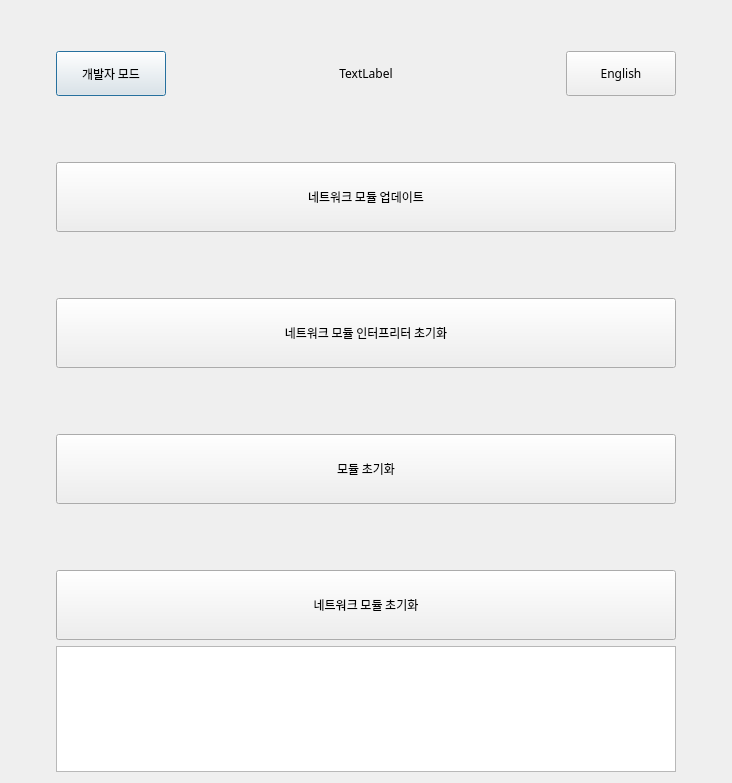
LUXROBO/modi-firmware-updater, file modi_firmware_updater/assets/updater.ui: the form before one commit.
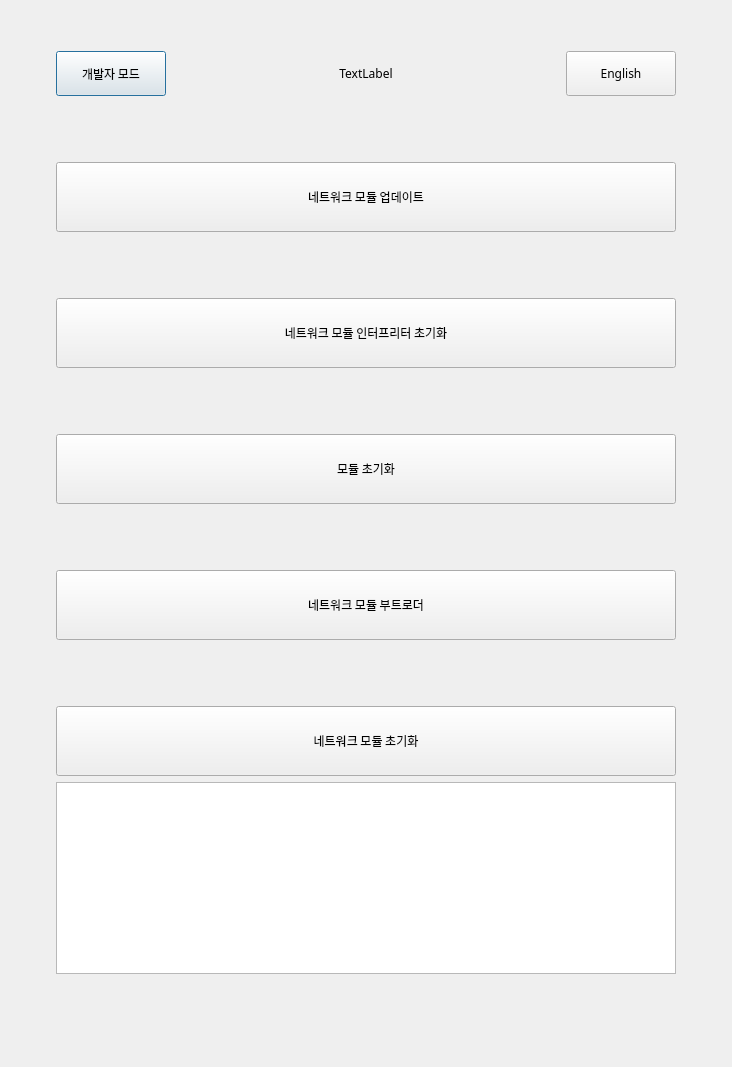
The form after the commit.

Commit message: 네트워크 모듈 부트로더 진입 분리

Diff of the .ui file:
```diff
--- a/modi_firmware_updater/assets/updater.ui
+++ b/modi_firmware_updater/assets/updater.ui
@@ -7,7 +7,7 @@
     <x>0</x>
     <y>0</y>
     <width>732</width>
-    <height>783</height>
+    <height>1067</height>
    </rect>
   </property>
   <property name="sizePolicy">
@@ -411,6 +411,65 @@
        </property>
       </spacer>
      </item>
+     <item>
+      <widget class="QPushButton" name="update_network_stm32_bootloader">
+       <property name="sizePolicy">
+        <sizepolicy hsizetype="Fixed" vsizetype="Fixed">
+         <horstretch>0</horstretch>
+         <verstretch>0</verstretch>
+        </sizepolicy>
+       </property>
+       <property name="minimumSize">
+        <size>
+         <width>620</width>
+         <height>70</height>
+        </size>
+       </property>
+       <property name="maximumSize">
+        <size>
+         <width>620</width>
+         <height>70</height>
+        </size>
+       </property>
+       <property name="font">
+        <font>
+         <family>LuxHanSans</family>
+         <kerning>true</kerning>
+        </font>
+       </property>
+       <property name="focusPolicy">
+        <enum>Qt::NoFocus</enum>
+       </property>
+       <property name="text">
+        <string>네트워크 모듈 부트로더</string>
+       </property>
+       <property name="iconSize">
+        <size>
+         <width>64</width>
+         <height>64</height>
+        </size>
+       </property>
+       <property name="autoDefault">
+        <bool>false</bool>
+       </property>
+      </widget>
+     </item>
+     <item>
+      <spacer name="verticalSpacer_7">
+       <property name="orientation">
+        <enum>Qt::Vertical</enum>
+       </property>
+       <property name="sizeType">
+        <enum>QSizePolicy::Fixed</enum>
+       </property>
+       <property name="sizeHint" stdset="0">
+        <size>
+         <width>20</width>
+         <height>60</height>
+        </size>
+       </property>
+      </spacer>
+     </item>
      <item>
       <widget class="QPushButton" name="update_network_stm32">
        <property name="sizePolicy">
```
The commit also changes 5 other files.
